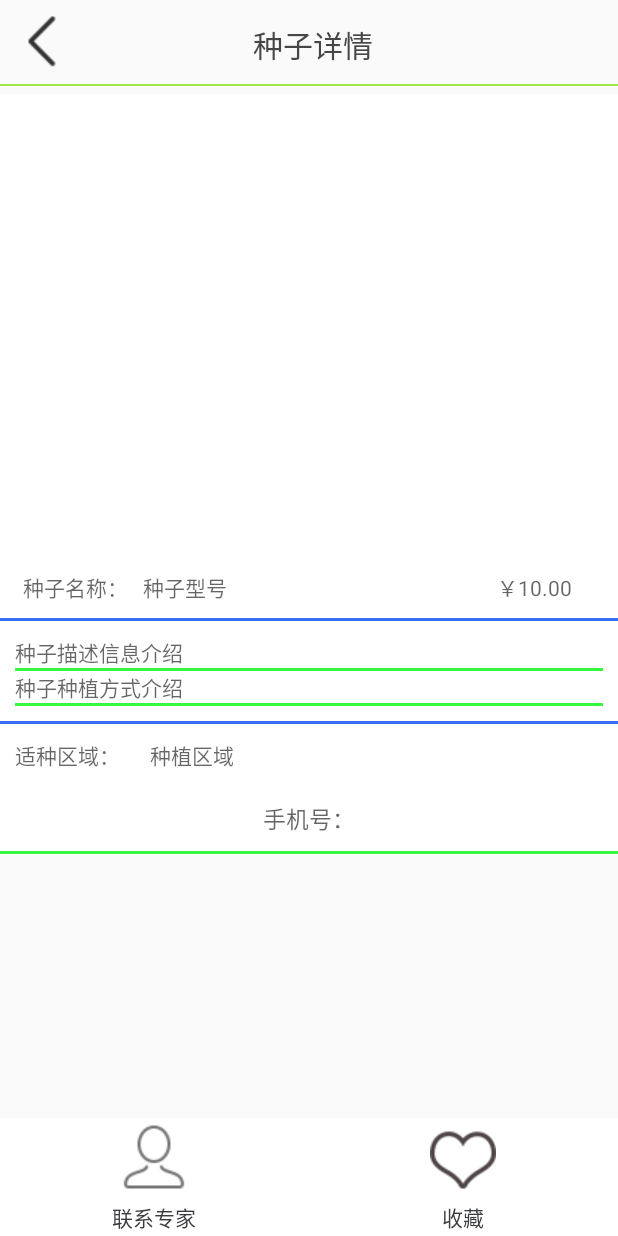
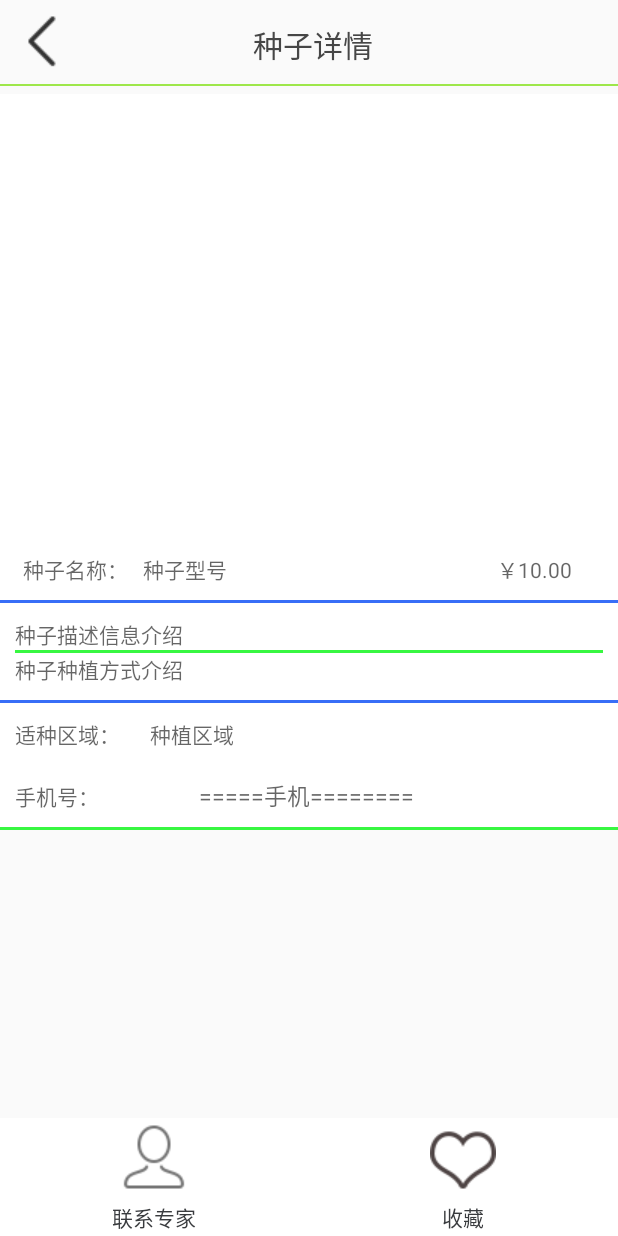
Before and after one commit to jideqiang1231/AfriculturePlatformsource, an Android app: the layout activity_seedinfo.xml on its own in the app's theme, with its tools: preview values and no code run, on a phone screen of 412 x 824 dp. Run offline under Robolectric (Android 15) with nearby library versions, the phone set to English and light mode, and no system bars; plain views replace ScrollViewContainer.

Commit message:
app client 3.22 16.55 commit again

```diff
--- a/app/src/main/res/layout/activity_seedinfo.xml
+++ b/app/src/main/res/layout/activity_seedinfo.xml
@@ -43,10 +43,7 @@
             android:layout_weight="1">
             <!--帧布局里边有三部分：线性，线性，更多-->
             <!--1-->
-            <LinearLayout
-                android:layout_width="match_parent"
-                android:layout_height="match_parent"
-                android:orientation="vertical">
+
                 <!--为了让两个scroview同时起作用，应用外部库实现,这里用一个足够了-->
                 <!--<com.atguigu.shoppingmall.home.view.ScrollViewContainer-->
                 <!--android:layout_width="match_parent"-->
@@ -54,9 +51,9 @@
 
             <ScrollView
                 android:layout_width="match_parent"
-                    android:layout_height="match_parent"
-                    >
-                    <!--android:scrollbars="none"-->
+                android:layout_height="532dp"
+                android:scrollbars="none">
+
                 <LinearLayout
                     android:layout_width="match_parent"
                     android:layout_height="match_parent"
@@ -66,7 +63,7 @@
                     <ImageView
                         android:id="@+id/iv_seedinfo_image"
                         android:layout_width="match_parent"
-                            android:layout_height="308dp"
+                        android:layout_height="296dp"
                         android:layout_gravity="center_horizontal" />
 
                     <LinearLayout
@@ -120,6 +117,7 @@
                             android:gravity="center_vertical"
                             android:hint="种子描述信息介绍"
                             android:textColor="#3c3d40" />
+
                         <View
                             android:layout_width="match_parent"
                             android:layout_height="2dp"
@@ -133,10 +131,7 @@
                             android:gravity="center_vertical"
                             android:hint="种子种植方式介绍"
                             android:textColor="#3c3d40" />
-                            <View
-                                android:layout_width="match_parent"
-                                android:layout_height="2dp"
-                                android:background="#38F741" />
+
                     </LinearLayout>
 
                     <View
@@ -149,12 +144,14 @@
                         android:layout_width="match_parent"
                         android:layout_height="wrap_content"
                         android:orientation="horizontal">
+
                         <TextView
                             android:layout_width="wrap_content"
                             android:layout_height="wrap_content"
                             android:hint="适种区域："
                             android:padding="10dp"
                             android:textColor="#3c3d40" />
+
                         <TextView
                             android:id="@+id/tv_seedinfo_plantarea"
                             android:layout_width="wrap_content"
@@ -163,30 +160,38 @@
                             android:padding="10dp"
                             android:textColor="#3c3d40" />
                     </LinearLayout>
+                <LinearLayout
+                    android:layout_width="match_parent"
+                    android:layout_height="wrap_content"
+                    android:orientation="horizontal">
 
                     <TextView
-                            android:id="@+id/tv_seedinfo_phone"
-                            android:layout_width="match_parent"
+                        android:layout_width="wrap_content"
                         android:layout_height="wrap_content"
                         android:gravity="center"
                         android:hint="手机号："
                         android:padding="10dp"
+                        android:textColor="#3c3d40" />
+
+                    <TextView
+                        android:id="@+id/tv_seedinfo_phone"
+                        android:layout_width="256dp"
+                        android:layout_height="wrap_content"
+                        android:gravity="center"
+                        android:hint="=====手机========"
+
                         android:textColor="#3c3d40"
                         android:textSize="15sp" />
-
+                </LinearLayout>
                     <View
                         android:layout_width="match_parent"
                         android:layout_height="2dp"
                         android:background="#38F741" />
-
                 </LinearLayout>
             </ScrollView>
-
-
                 <!--<ScrollView-->
                 <!--android:layout_width="match_parent"-->
                 <!--android:layout_height="match_parent">-->
-
                 <!--<WebView-->
                 <!--android:id="@+id/wb_good_info_more"-->
                 <!--android:layout_width="match_parent"-->
@@ -195,7 +200,7 @@
                 <!--</ScrollView>-->
 
                 <!--</com.atguigu.shoppingmall.home.view.ScrollViewContainer>-->
-            </LinearLayout>
+
             <!--2-->
             <!--下方四个图标布局-->
             <LinearLayout
@@ -214,7 +219,6 @@
                     android:padding="2dp"
                     android:text="联系专家"
                     android:textColor="#393b3e" />
-
                 <TextView
                     android:layout_width="0dp"
                     android:layout_height="wrap_content"
@@ -236,7 +240,6 @@
                 <!--android:padding="2dp"-->
                 <!--android:text="购物车"-->
                 <!--android:textColor="#393b3e" />-->
-
                 <!--<Button-->
                 <!--android:layout_width="120dp"-->
                 <!--android:layout_height="51dp"-->
@@ -245,9 +248,7 @@
                 <!--android:gravity="center"-->
                 <!--android:text="加入购物车"-->
                 <!--android:textColor="#F78024" />-->
-
             <!--3-->
-
             <!--<include layout="@layout/more_layout" />-->
         </FrameLayout>
 
```
Lines whose indentation alone changed are shown as unchanged.
